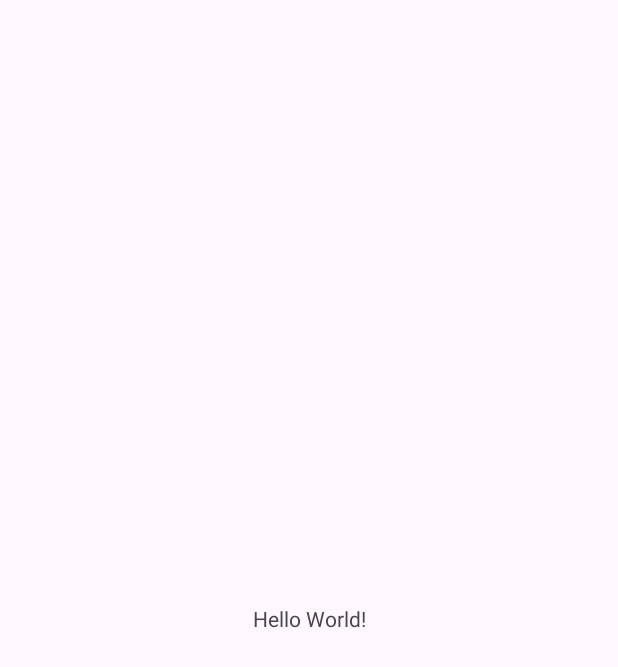
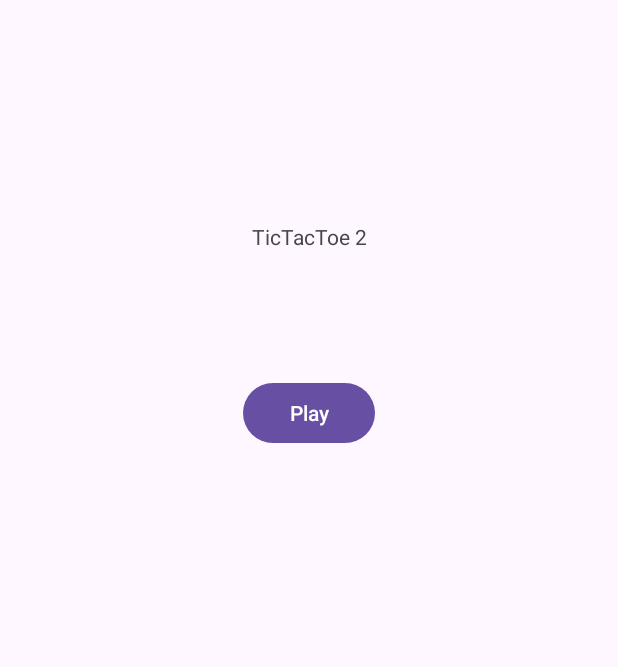
Before and after one commit to OneAstr0/TicTacToe-for-Android-MVVM, an Android app: the screen it shows after launch (MainActivity), on a phone screen of 412 x 824 dp. Before the commit the part shown is almost empty. Shown: the top 667 px of the screen. Run offline under Robolectric (Android 15) with nearby library versions, the phone set to English and light mode, and no system bars.

Commit message:
MainViewModel

```diff
--- a/app/src/main/AndroidManifest.xml
+++ b/app/src/main/AndroidManifest.xml
@@ -13,7 +13,10 @@
         android:theme="@style/Theme.TicTacToe2"
         tools:targetApi="31">
         <activity
-            android:name=".MainActivity"
+            android:name=".View.GameActivity"
+            android:exported="false" />
+        <activity
+            android:name=".View.MainActivity"
             android:exported="true">
             <intent-filter>
                 <action android:name="android.intent.action.MAIN" />
--- /dev/null
+++ b/app/src/main/java/game/tictactoe/Model/Cell.java
@@ -0,0 +1,4 @@
+package game.tictactoe.Model;
+
+public class Cell {
+}
--- /dev/null
+++ b/app/src/main/java/game/tictactoe/Model/Game.java
@@ -0,0 +1,4 @@
+package game.tictactoe.Model;
+
+public class Game {
+}
--- /dev/null
+++ b/app/src/main/java/game/tictactoe/View/GameEndDialog.java
@@ -0,0 +1,4 @@
+package game.tictactoe.View;
+
+public class GameEndDialog {
+}
--- /dev/null
+++ b/app/src/main/java/game/tictactoe/View/MainActivity.java
@@ -0,0 +1,55 @@
+package game.tictactoe.View;
+
+import android.content.Intent;
+import android.os.Bundle;
+import android.view.View;
+
+import androidx.activity.EdgeToEdge;
+import androidx.appcompat.app.AppCompatActivity;
+import androidx.core.graphics.Insets;
+import androidx.core.view.ViewCompat;
+import androidx.core.view.WindowInsetsCompat;
+import androidx.lifecycle.Observer;
+import androidx.lifecycle.ViewModelProvider;
+
+import game.tictactoe.R;
+import game.tictactoe.ViewModel.MainViewModel;
+
+public class MainActivity extends AppCompatActivity {
+    private MainViewModel mainViewModel;
+
+
+    @Override
+    protected void onCreate(Bundle savedInstanceState) {
+        super.onCreate(savedInstanceState);
+        EdgeToEdge.enable(this);
+        setContentView(R.layout.activity_main);
+        /*
+        ViewCompat.setOnApplyWindowInsetsListener(findViewById(R.id.main), (v, insets) -> {
+            Insets systemBars = insets.getInsets(WindowInsetsCompat.Type.systemBars());
+            v.setPadding(systemBars.left, systemBars.top, systemBars.right, systemBars.bottom);
+            return insets;
+        });
+        */
+        mainViewModel = new ViewModelProvider(this).get(MainViewModel.class);
+
+        mainViewModel.getNavigateToGame().observe(this, new Observer<Boolean>() {
+            @Override
+            public void onChanged(Boolean navigate) {
+                if (navigate) {
+                    Intent intent = new Intent(MainActivity.this, GameActivity.class);
+                    startActivity(intent);
+                    mainViewModel.doneNavigating();
+                }
+            }
+        });
+
+        findViewById(R.id.btnPlay).setOnClickListener(new View.OnClickListener() {
+            @Override
+            public void onClick(View v) {
+                mainViewModel.onPlayButtonClicked();
+            }
+        });
+
+    }
+}
--- /dev/null
+++ b/app/src/main/java/game/tictactoe/ViewModel/GameViewModel.java
@@ -0,0 +1,4 @@
+package game.tictactoe.ViewModel;
+
+public class GameViewModel {
+}
--- /dev/null
+++ b/app/src/main/java/game/tictactoe/ViewModel/MainViewModel.java
@@ -0,0 +1,28 @@
+package game.tictactoe.ViewModel;
+
+import android.app.Application;
+import androidx.annotation.NonNull;
+import androidx.lifecycle.AndroidViewModel;
+import androidx.lifecycle.LiveData;
+import androidx.lifecycle.MutableLiveData;
+
+public class MainViewModel extends AndroidViewModel {
+    private MutableLiveData<Boolean> navigateToGame;
+
+    public MainViewModel(@NonNull Application application) {
+        super(application);
+        navigateToGame = new MutableLiveData<>();
+    }
+
+    public LiveData<Boolean> getNavigateToGame() {
+        return navigateToGame;
+    }
+
+    public void onPlayButtonClicked() {
+        navigateToGame.setValue(true);
+    }
+
+    public void doneNavigating() {
+        navigateToGame.setValue(false);
+    }
+}
--- a/app/src/main/res/layout/activity_main.xml
+++ b/app/src/main/res/layout/activity_main.xml
@@ -5,15 +5,27 @@
     android:id="@+id/main"
     android:layout_width="match_parent"
     android:layout_height="match_parent"
-    tools:context=".MainActivity">
+    tools:context=".View.MainActivity">
 
     <TextView
+        android:id="@+id/title"
         android:layout_width="wrap_content"
         android:layout_height="wrap_content"
-        android:text="Hello World!"
-        app:layout_constraintBottom_toBottomOf="parent"
+        android:layout_marginTop="148dp"
+        android:text="TicTacToe 2"
         app:layout_constraintEnd_toEndOf="parent"
         app:layout_constraintStart_toStartOf="parent"
         app:layout_constraintTop_toTopOf="parent" />
 
+    <Button
+        android:id="@+id/btnPlay"
+        android:layout_width="wrap_content"
+        android:layout_height="wrap_content"
+        android:layout_marginTop="84dp"
+        android:text="Play"
+        app:layout_constraintEnd_toEndOf="parent"
+        app:layout_constraintStart_toStartOf="parent"
+        app:layout_constraintTop_toBottomOf="@+id/title" />
+
+
 </androidx.constraintlayout.widget.ConstraintLayout>
--- a/gradle/libs.versions.toml
+++ b/gradle/libs.versions.toml
@@ -7,6 +7,7 @@ appcompat = "1.7.0"
 material = "1.12.0"
 activity = "1.9.0"
 constraintlayout = "2.1.4"
+lifecycleViewmodelAndroid = "2.8.2"
 
 [libraries]
 junit = { group = "junit", name = "junit", version.ref = "junit" }
@@ -16,6 +17,7 @@ appcompat = { group = "androidx.appcompat", name = "appcompat", version.ref = "a
 material = { group = "com.google.android.material", name = "material", version.ref = "material" }
 activity = { group = "androidx.activity", name = "activity", version.ref = "activity" }
 constraintlayout = { group = "androidx.constraintlayout", name = "constraintlayout", version.ref = "constraintlayout" }
+lifecycle-viewmodel-android = { group = "androidx.lifecycle", name = "lifecycle-viewmodel-android", version.ref = "lifecycleViewmodelAndroid" }
 
 [plugins]
 android-application = { id = "com.android.application", version.ref = "agp" }
```
Also changed, not shown: app/build.gradle (+6 -1 lines), app/src/main/java/game/tictactoe/View/GameActivity.java (renamed from app/src/main/java/game/tictactoe/MainActivity.java, +5 -3 lines), app/src/main/res/layout/activity_game.xml (added, +10 -0 lines).
